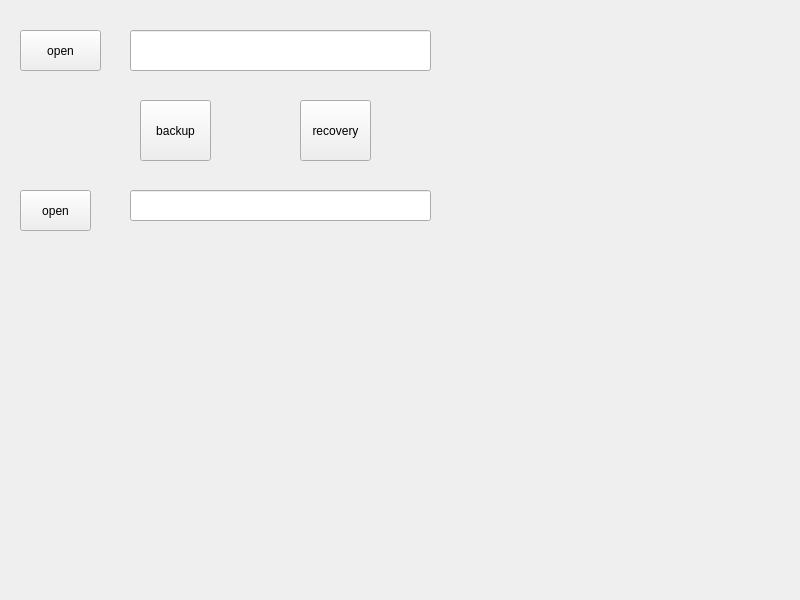
This is NMS_save_backups/menu.ui in Xavier-Su/File_backup as Qt 5 draws it before an edit. The edited form follows.
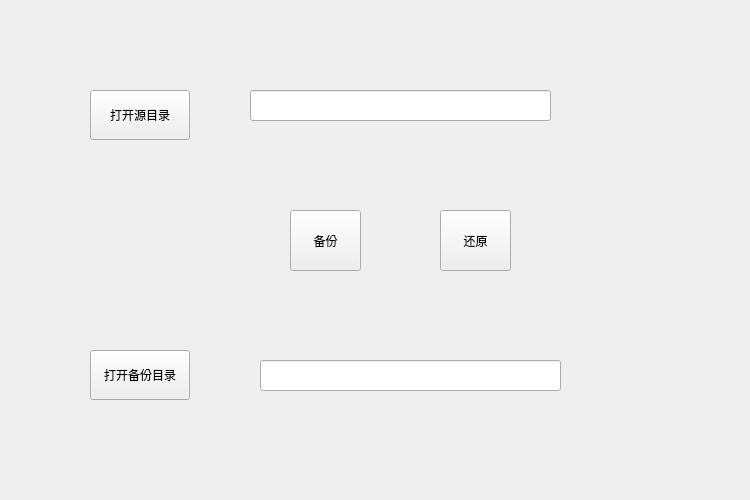
This is the edited form.

```diff
--- a/NMS_save_backups/menu.ui
+++ b/NMS_save_backups/menu.ui
@@ -6,8 +6,8 @@
    <rect>
     <x>0</x>
     <y>0</y>
-    <width>800</width>
-    <height>600</height>
+    <width>750</width>
+    <height>500</height>
    </rect>
   </property>
   <property name="windowTitle">
@@ -19,47 +19,47 @@
    </property>
    <property name="geometry">
     <rect>
-     <x>20</x>
-     <y>30</y>
-     <width>81</width>
-     <height>41</height>
+     <x>90</x>
+     <y>90</y>
+     <width>100</width>
+     <height>50</height>
     </rect>
    </property>
    <property name="mouseTracking">
     <bool>false</bool>
    </property>
    <property name="text">
-    <string>open</string>
+    <string>打开源目录</string>
    </property>
   </widget>
   <widget class="QLineEdit" name="lineEdit">
    <property name="geometry">
     <rect>
-     <x>130</x>
-     <y>30</y>
+     <x>250</x>
+     <y>90</y>
      <width>301</width>
-     <height>41</height>
+     <height>31</height>
     </rect>
    </property>
   </widget>
   <widget class="QPushButton" name="open_after">
    <property name="geometry">
     <rect>
-     <x>20</x>
-     <y>190</y>
-     <width>71</width>
-     <height>41</height>
+     <x>90</x>
+     <y>350</y>
+     <width>100</width>
+     <height>50</height>
     </rect>
    </property>
    <property name="text">
-    <string>open</string>
+    <string>打开备份目录</string>
    </property>
   </widget>
   <widget class="QLineEdit" name="lineEdit_2">
    <property name="geometry">
     <rect>
-     <x>130</x>
-     <y>190</y>
+     <x>260</x>
+     <y>360</y>
      <width>301</width>
      <height>31</height>
     </rect>
@@ -68,27 +68,27 @@
   <widget class="QPushButton" name="backup">
    <property name="geometry">
     <rect>
-     <x>140</x>
-     <y>100</y>
+     <x>290</x>
+     <y>210</y>
      <width>71</width>
      <height>61</height>
     </rect>
    </property>
    <property name="text">
-    <string>backup</string>
+    <string>备份</string>
    </property>
   </widget>
   <widget class="QPushButton" name="recovery">
    <property name="geometry">
     <rect>
-     <x>300</x>
-     <y>100</y>
+     <x>440</x>
+     <y>210</y>
      <width>71</width>
      <height>61</height>
     </rect>
    </property>
    <property name="text">
-    <string>recovery</string>
+    <string>还原</string>
    </property>
   </widget>
  </widget>
```
